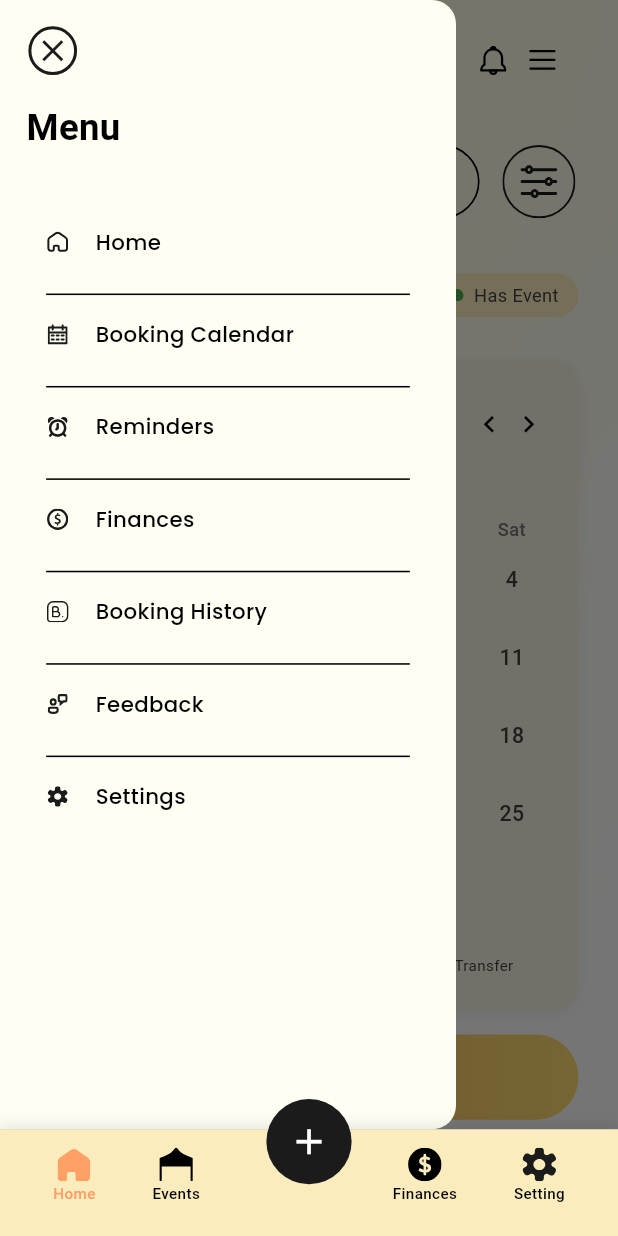
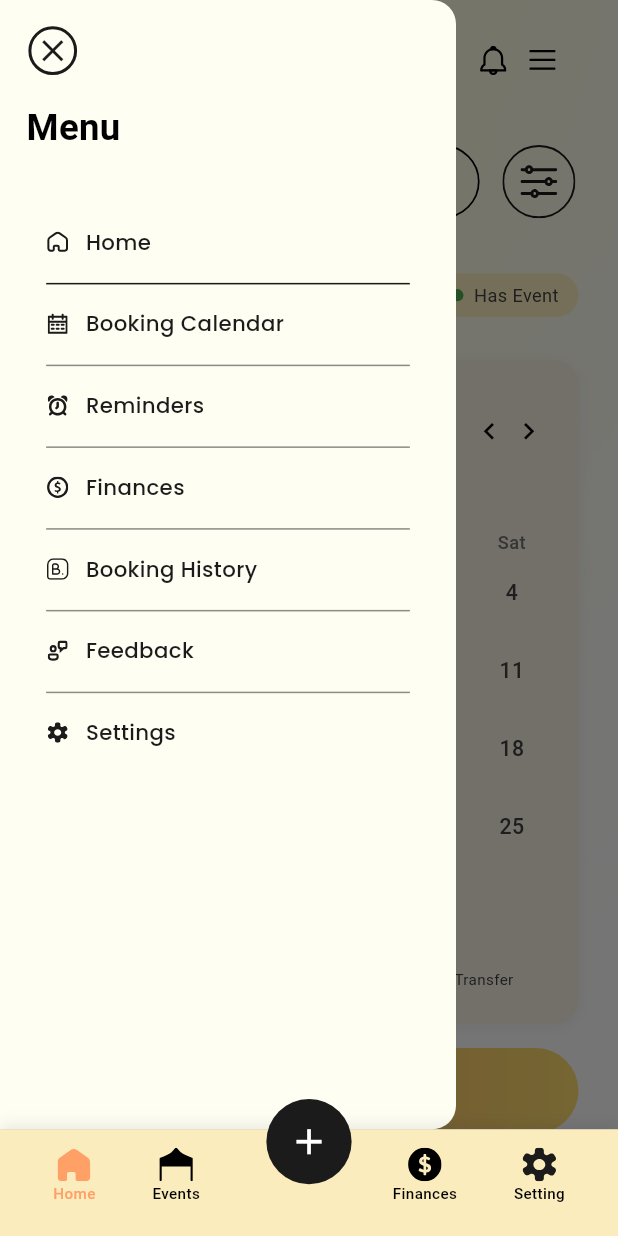
Before and after one commit to Rafaiya117/ys_beauty, a Flutter app: the MainNavigationPage screen opened by its route, with the side drawer open, on a phone screen of 412 x 824 dp. Run offline on Flutter 3.47's test engine with Material 3 defaults, Android fonts, the phone set to English and light mode, and no system bars; drawn by our look-alikes of table_calendar; our stand-ins replace fl_chart, flutter_screenutil, flutter_svg, google_fonts, image_picker, shared_preferences; accounts and stored records are empty; network calls fail.

Commit message:
29/10/25

```diff
--- a/lib/features/home/view/home_page.dart
+++ b/lib/features/home/view/home_page.dart
@@ -435,18 +435,18 @@ class HomePage extends StatelessWidget {
                       children: [
                         Text(
                           DateFormat.MMMM().format(viewModel.focusedDay),
-                          style: TextStyle(
-                            fontSize: 16.sp,
-                            fontWeight: FontWeight.w600,
+                          style: GoogleFonts.poppins(
+                            fontSize: 14.52.sp,
+                            fontWeight: FontWeight.w500,
                             color: Colors.black,
                           ),
                         ),
                         const SizedBox(width: 4),
                         Text(
                           DateFormat.y().format(viewModel.focusedDay),
-                          style: TextStyle(
-                            fontSize: 18.sp,
-                            fontWeight: FontWeight.bold,
+                          style: GoogleFonts.poppins(
+                            fontSize: 24.21.sp,
+                            fontWeight: FontWeight.w500,
                             color: Colors.black,
                           ),
                         ),
@@ -772,7 +772,7 @@ class HomePage extends StatelessWidget {
                   'Add New Event',
                   style: GoogleFonts.poppins(
                     fontSize: 18.sp,
-                    fontWeight: FontWeight.normal,
+                    fontWeight: FontWeight.w400,
                     color: Colors.black,
                   ),
                 ),
--- a/lib/features/navigation/view/main_navigation_page.dart
+++ b/lib/features/navigation/view/main_navigation_page.dart
@@ -35,7 +35,7 @@ class MainNavigationPage extends StatelessWidget {
                 color: const Color(0xFFFBECBD), // Light yellow background
                 boxShadow: [
                   BoxShadow(
-                    color: Colors.black.withValues(alpha: 0.1),
+                    color: Color(0xFF1B1B1B).withValues(alpha: 0.1),
                     blurRadius: 8.r,
                     offset: Offset(0, -2.h),
                   ),
--- a/lib/shared/widgets/global_drawer.dart
+++ b/lib/shared/widgets/global_drawer.dart
@@ -71,6 +71,7 @@ class GlobalDrawer extends StatelessWidget {
                   _buildMenuItem(
                     iconPath: 'assets/icons/menu_home.svg',
                     title: 'Home',
+                    isFirst: true,
                     onTap: () {
                       Navigator.of(context).pop();
                       Future.delayed(const Duration(milliseconds: 100), () {
@@ -149,15 +150,16 @@ class GlobalDrawer extends StatelessWidget {
   }
 
   Widget _buildMenuItem({
-  required String iconPath, // changed from IconData
+  required String iconPath,
   required String title,
   required VoidCallback onTap,
   bool showDivider = true,
+  bool isFirst = false, // NEW PARAMETER
 }) {
   return Column(
     children: [
       Container(
-        margin: EdgeInsets.only(bottom: 8.h),
+        margin: EdgeInsets.only(bottom: 1.h),
         child: Material(
           color: Colors.transparent,
           child: InkWell(
@@ -171,14 +173,13 @@ class GlobalDrawer extends StatelessWidget {
                     iconPath,
                     width: 14.w,
                     height: 14.h,
-                    //color: Colors.black, // keeps same visual style
                   ),
-                  SizedBox(width: 16.w),
+                  SizedBox(width: 10.w),
                   Text(
                     title,
                     style: GoogleFonts.poppins(
                       fontSize: 14.sp,
-                      color: Colors.black,
+                      color: Color(0xFF1B1B1B),
                       fontWeight: FontWeight.w500,
                     ),
                   ),
@@ -191,7 +192,9 @@ class GlobalDrawer extends StatelessWidget {
       if (showDivider)
         Container(
           height: 1.h,
-          color: Colors.black,
+          color: isFirst
+              ? const Color(0xFF1B1B1B)
+              : const Color(0x801B1B1B), // 50% opacity
           margin: EdgeInsets.symmetric(horizontal: 12.w),
         ),
     ],
```
